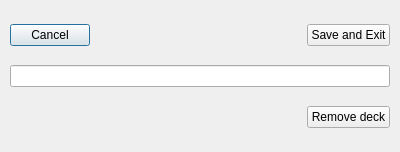
Qt form mainMenu/decks/editDeck.ui (Szybet/sanki) before a commit.
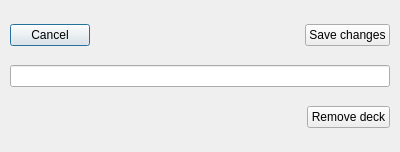
The same form after that commit.

The edit to the form file:
```diff
--- a/mainMenu/decks/editDeck.ui
+++ b/mainMenu/decks/editDeck.ui
@@ -96,7 +96,7 @@
            </sizepolicy>
           </property>
           <property name="text">
-           <string>Save and Exit</string>
+           <string>Save changes</string>
           </property>
          </widget>
         </item>
```
